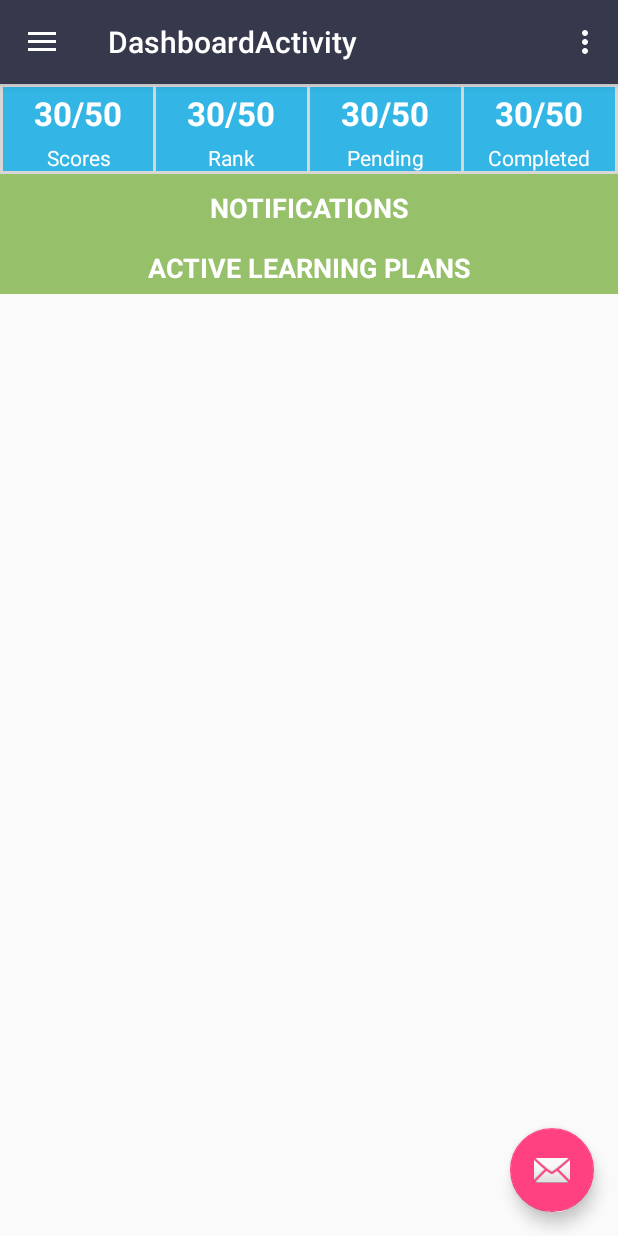
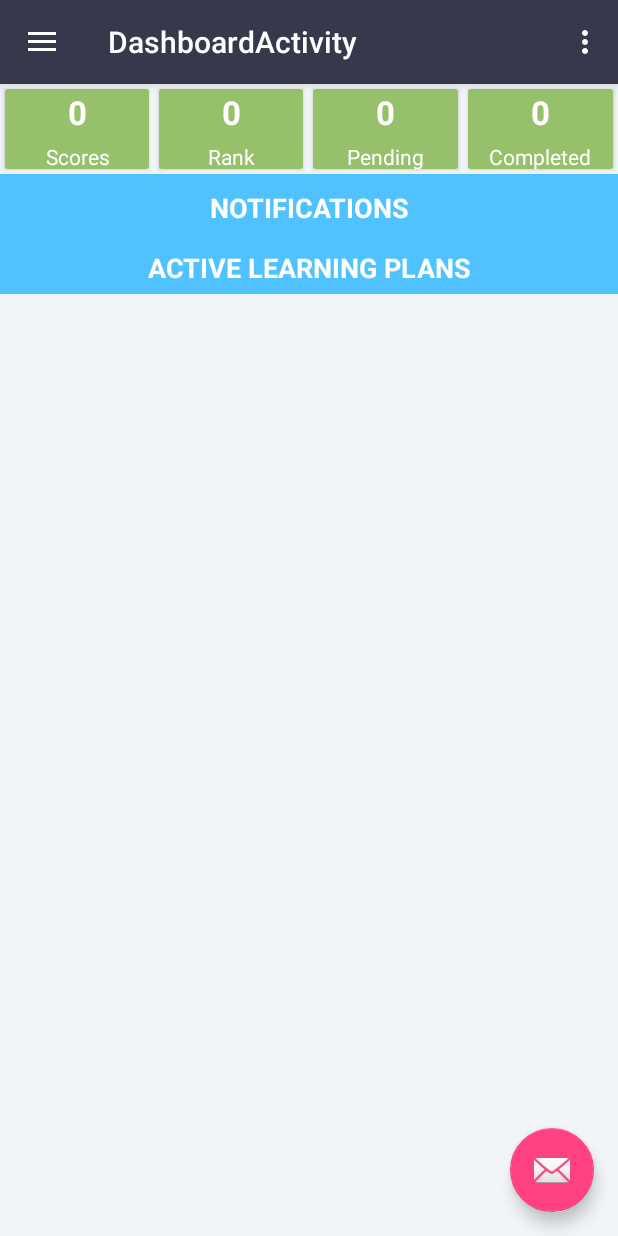
Before and after one commit to munishsethi777/ezae_droid, an Android app: the DashboardActivity screen opened directly, with no data from a screen before it, on a phone screen of 412 x 824 dp. Run offline under Robolectric (Android 15) with nearby library versions, the phone set to English and light mode, and no system bars.

Commit message:
dashboard changes

```diff
--- a/app/src/main/java/in/learntech/rights/DashboardActivity.java
+++ b/app/src/main/java/in/learntech/rights/DashboardActivity.java
@@ -248,7 +248,7 @@ public class DashboardActivity extends AppCompatActivity
             boolean isLast = i == learningPlansData.length()-1;
             if(count == 2 || isLast) {
                 if(count != 2 && isLast){
-                    View layout = fragmentLayout.findViewById(R.id.activePlansLayout1_2);
+                    View layout = fragmentLayout.findViewById(R.id.activePlansLayoutGroup2);
                     layout.setVisibility(View.GONE);
                 }
                 linerLayout.addView(fragmentLayout);
--- a/app/src/main/res/layout/content_dashboard.xml
+++ b/app/src/main/res/layout/content_dashboard.xml
@@ -7,7 +7,8 @@
     android:id="@+id/dashboard_layout"
     app:layout_behavior="@string/appbar_scrolling_view_behavior"
     tools:context="in.learntech.rights.DashboardActivity"
-    tools:showIn="@layout/app_bar_dashboard">
+    tools:showIn="@layout/app_bar_dashboard"
+    android:background="@color/profile16background">
 
     <LinearLayout
         android:id="@+id/linearLayout1"
@@ -16,26 +17,26 @@
         app:layout_constraintLeft_toLeftOf="parent"
         app:layout_constraintTop_toTopOf="parent"
         app:layout_constraintRight_toRightOf="parent"
-        android:background="@color/Grey"
         tools:layout_constraintRight_creator="1"
         tools:layout_constraintLeft_creator="1">
-        <LinearLayout
+
+        <android.support.v7.widget.CardView
             android:layout_width="0dp"
             android:layout_height="match_parent"
-            android:background="@android:color/holo_blue_light"
-            android:orientation="vertical"
             android:layout_weight="1"
-            android:layout_marginLeft="2dp"
-            android:layout_marginTop="2dp"
-            android:layout_marginRight="2dp"
-            android:layout_marginBottom="2dp">
+            android:layout_margin="3dp">
+            <LinearLayout
+                android:layout_width="match_parent"
+                android:layout_height="match_parent"
+                android:background="@color/Green"
+                android:orientation="vertical">
                 <TextView
                     android:id="@+id/textView_score"
                     android:layout_width="match_parent"
                     android:layout_height="0dp"
                     android:layout_weight="2"
                     android:padding="5dp"
-                android:text="30/50"
+                    android:text="0"
                     android:gravity="bottom"
                     android:textAlignment="center"
                     android:textColor="@color/White"
@@ -49,22 +50,24 @@
                     android:textAlignment="center"
                     android:text="Scores"/>
             </LinearLayout>
-        <LinearLayout
+        </android.support.v7.widget.CardView>
+        <android.support.v7.widget.CardView
             android:layout_width="0dp"
             android:layout_height="match_parent"
-            android:background="@android:color/holo_blue_light"
-            android:orientation="vertical"
             android:layout_weight="1"
-            android:layout_marginTop="2dp"
-            android:layout_marginRight="2dp"
-            android:layout_marginBottom="2dp">
+            android:layout_margin="3dp">
+            <LinearLayout
+                android:layout_width="match_parent"
+                android:layout_height="match_parent"
+                android:background="@color/Green"
+                android:orientation="vertical">
                 <TextView
                     android:id="@+id/textView_profile_rank"
                     android:layout_width="match_parent"
                     android:layout_height="0dp"
                     android:layout_weight="2"
                     android:padding="5dp"
-                android:text="30/50"
+                    android:text="0"
                     android:gravity="bottom"
                     android:textAlignment="center"
                     android:textColor="@color/White"
@@ -78,22 +81,24 @@
                     android:textAlignment="center"
                     android:text="Rank"/>
             </LinearLayout>
-        <LinearLayout
+        </android.support.v7.widget.CardView>
+        <android.support.v7.widget.CardView
             android:layout_width="0dp"
             android:layout_height="match_parent"
-            android:background="@android:color/holo_blue_light"
-            android:orientation="vertical"
             android:layout_weight="1"
-            android:layout_marginTop="2dp"
-            android:layout_marginRight="2dp"
-            android:layout_marginBottom="2dp">
+            android:layout_margin="3dp">
+            <LinearLayout
+                android:layout_width="match_parent"
+                android:layout_height="match_parent"
+                android:background="@color/Green"
+                android:orientation="vertical">
                 <TextView
                     android:id="@+id/textView_pending_trainings"
                     android:layout_width="match_parent"
                     android:layout_height="0dp"
                     android:layout_weight="2"
                     android:padding="5dp"
-                android:text="30/50"
+                    android:text="0"
                     android:gravity="bottom"
                     android:textAlignment="center"
                     android:textColor="@color/White"
@@ -107,22 +112,24 @@
                     android:textAlignment="center"
                     android:text="Pending"/>
             </LinearLayout>
-        <LinearLayout
+        </android.support.v7.widget.CardView>
+        <android.support.v7.widget.CardView
             android:layout_width="0dp"
             android:layout_height="match_parent"
-            android:background="@android:color/holo_blue_light"
-            android:orientation="vertical"
             android:layout_weight="1"
-            android:layout_marginTop="2dp"
-            android:layout_marginRight="2dp"
-            android:layout_marginBottom="2dp">
+            android:layout_margin="3dp">
+            <LinearLayout
+                android:layout_width="match_parent"
+                android:layout_height="match_parent"
+                android:background="@color/Green"
+                android:orientation="vertical">
                 <TextView
                     android:id="@+id/textView_completed_trainings"
                     android:layout_width="match_parent"
                     android:layout_height="0dp"
                     android:layout_weight="2"
                     android:padding="5dp"
-                android:text="30/50"
+                    android:text="0"
                     android:gravity="bottom"
                     android:textAlignment="center"
                     android:textColor="@color/White"
@@ -136,6 +143,7 @@
                     android:textAlignment="center"
                     android:text="Completed"/>
             </LinearLayout>
+        </android.support.v7.widget.CardView>
     </LinearLayout>
 
     <LinearLayout
@@ -153,7 +161,7 @@
             android:id="@+id/textViewNotifications"
             android:layout_width="match_parent"
             android:layout_height="40dp"
-            android:background="@color/Green"
+            android:background="@color/Blue"
             android:padding="10dp"
             android:text="NOTIFICATIONS"
             android:textAlignment="center"
@@ -177,7 +185,7 @@
             android:id="@+id/textViewActiveLearningPlans"
             android:layout_width="match_parent"
             android:layout_height="40dp"
-            android:background="@color/Green"
+            android:background="@color/Blue"
             android:padding="10dp"
             android:text="ACTIVE LEARNING PLANS"
             android:textAlignment="center"
@@ -200,7 +208,8 @@
         android:layout_marginEnd="8dp"
         app:layout_constraintRight_toRightOf="parent"
         tools:layout_constraintLeft_creator="1"
-        app:layout_constraintLeft_toLeftOf="parent">
+        app:layout_constraintLeft_toLeftOf="parent"
+        android:paddingTop="6dp">
 
             <!--<include layout="@layout/dashboard_activeplan_fragment"/>-->
     </LinearLayout>
```
Also changed, not shown: app/src/main/res/layout/dashboard_activeplan_fragment.xml (+35 -39 lines). Lines whose indentation alone changed are shown as unchanged.
